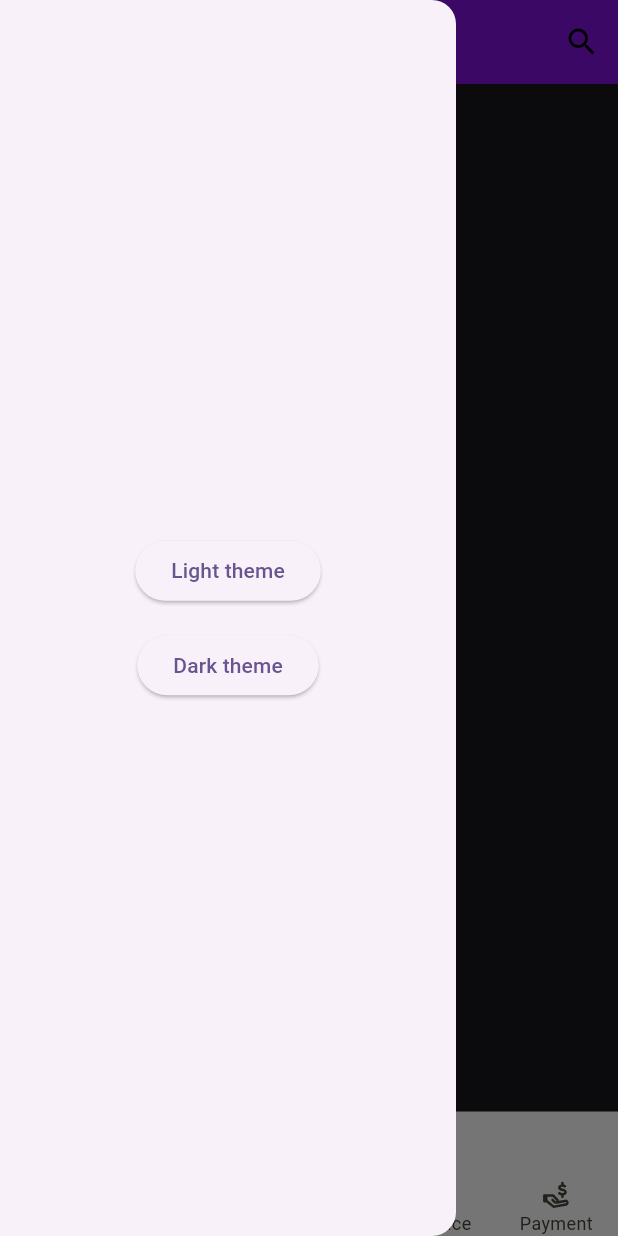
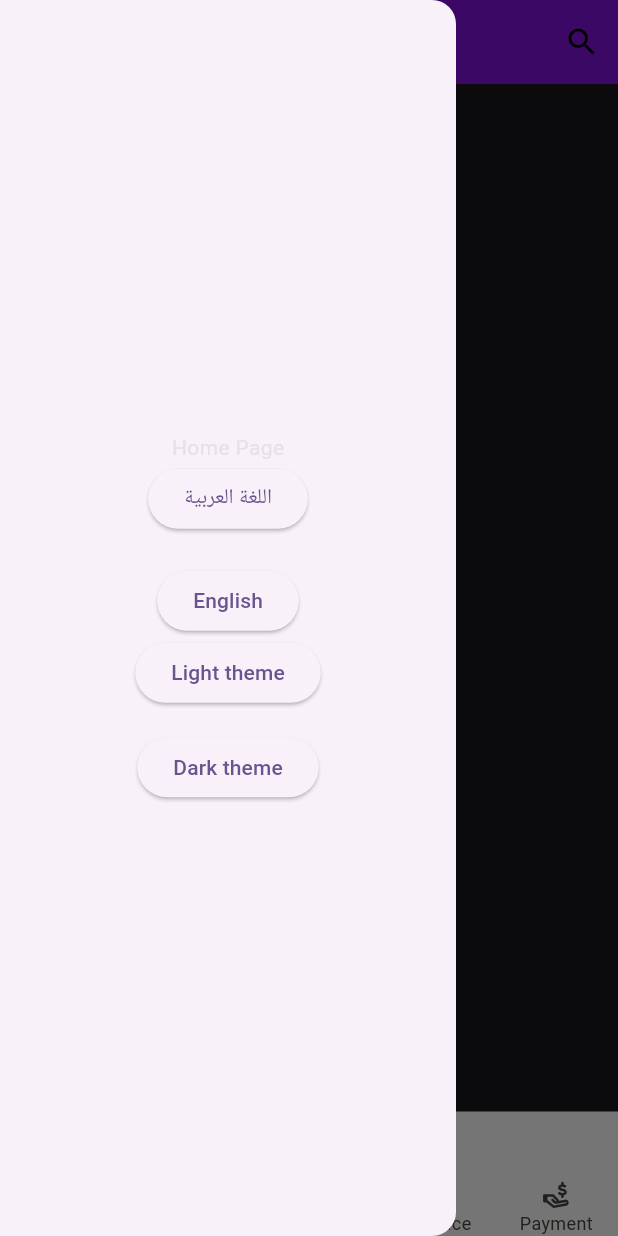
Before and after one commit to Fadyemil/Drosak_App, a Flutter app: the screen it shows after launch, with the side drawer open, on a phone screen of 412 x 824 dp. Run offline on Flutter 3.47's test engine with Material 3 defaults, Android fonts, the phone set to English and light mode, and no system bars; drawn by our look-alikes of curved_navigation_bar; our stand-ins replace animated_splash_screen, bloc, data_table_2, dropdown_button2, flutter_animate, flutter_bloc and 5 more; accounts and stored records are empty.

Commit message:
add len for App

```diff
--- /dev/null
+++ b/assets/lang/ar.json
@@ -0,0 +1,3 @@
+{
+    "home_page":"الصفحة الرئيسية"
+}
--- /dev/null
+++ b/assets/lang/en.json
@@ -0,0 +1,3 @@
+{
+    "home_page":"Home Page"
+}
--- /dev/null
+++ b/lib/business_logic_layer/app_lan/app_lan_cubit.dart
@@ -0,0 +1,33 @@
+import 'package:bloc/bloc.dart';
+import 'package:drosak/business_logic_layer/app_lan/lan_enums.dart';
+import 'package:drosak/data_layer/helper/sh_re.dart';
+import 'package:meta/meta.dart';
+
+part 'app_lan_state.dart';
+
+class AppLanCubit extends Cubit<AppLanState> {
+  AppLanCubit() : super(AppLanInitial());
+  appLanguageFunc(Languageenums eventType) {
+    switch (eventType) {
+      case Languageenums.Initial:
+        if (sharedPreferences!.getString('lang') != null) {
+          if (sharedPreferences!.getString('lang') == 'ar') {
+            emit(AppChangeLang(languageCode: 'ar'));
+          } else {
+            emit(AppChangeLang(languageCode: 'en'));
+          }
+        }
+
+        break;
+      case Languageenums.english:
+        sharedPreferences!.setString('lang', 'en');
+        emit(AppChangeLang(languageCode: 'en'));
+        break;
+      case Languageenums.arabic:
+        sharedPreferences!.setString('lang', 'ar');
+        emit(AppChangeLang(languageCode: 'ar'));
+        break;
+      default:
+    }
+  }
+}
--- /dev/null
+++ b/lib/business_logic_layer/app_lan/app_lan_state.dart
@@ -0,0 +1,12 @@
+part of 'app_lan_cubit.dart';
+
+@immutable
+sealed class AppLanState {}
+
+final class AppLanInitial extends AppLanState {}
+
+final class AppChangeLang extends AppLanState {
+  final String? languageCode;
+
+  AppChangeLang({this.languageCode});
+}
--- /dev/null
+++ b/lib/business_logic_layer/app_lan/lan_enums.dart
@@ -0,0 +1,5 @@
+enum Languageenums {
+  Initial,
+  arabic,
+  english,
+}
--- /dev/null
+++ b/lib/data_layer/helper/appLocalizations.dart
@@ -0,0 +1,64 @@
+// ignore_for_file: file_names
+
+import 'dart:convert'; // استيراد مكتبة التحويل بين النصوص و JSON
+
+import 'package:flutter/material.dart'; // استيراد مكتبة Flutter المخصصة لإنشاء الواجهات
+import 'package:flutter/services.dart'; // استيراد مكتبة التعامل مع الموارد الثابتة
+
+class AppLocalizations {
+  Locale? locale; // المتغير الخاص بتخزين لغة التطبيق
+
+  AppLocalizations({this.locale}); // المُنشئ لتعيين لغة التطبيق
+
+  //~ دالة ثابتة للحصول على كائن الترجمة من السياق الحالي
+  static AppLocalizations? of(BuildContext context) {
+    return Localizations.of<AppLocalizations>(context, AppLocalizations);
+  }
+
+  //~ المفوض الخاص بتحميل الترجمات
+  static LocalizationsDelegate<AppLocalizations> delegate =
+      _ApplocalizationsDelegate();
+
+  late Map<String, String> jsonStrings; // خريطة لتخزين الترجمات بعد تحميلها
+
+  //~ دالة لتحميل ملف الترجمة بصيغة JSON بناءً على لغة التطبيق
+  Future loadLangJson() async {
+    String strings = await rootBundle.loadString(
+      'assets/lang/${locale!.languageCode}.json', //~ تحميل ملف الترجمة المناسب
+    );
+    Map<String, dynamic> jsons = json.decode(strings); //~ تحويل النص إلى JSON
+    jsonStrings = jsons.map(
+      (key, value) => MapEntry(
+        key,
+        value.toString(),
+      ),
+    ); //~ تحويل JSON إلى خريطة من النصوص
+  }
+
+  //~ دالة لترجمة النصوص باستخدام المفتاح المعطى
+  String translate(String key) {
+    return jsonStrings[key] ??
+        ''; // ~إعادة النص المترجم أو نص فارغ إذا لم يكن المفتاح موجودًا
+  }
+}
+
+// المفوض الخاص بتحميل الترجمات
+class _ApplocalizationsDelegate
+    extends LocalizationsDelegate<AppLocalizations> {
+  @override
+  bool isSupported(Locale locale) {
+    return ['en', 'ar'].contains(locale.languageCode); //~ التحقق من دعم اللغة
+  }
+
+  @override
+  Future<AppLocalizations> load(Locale locale) async {
+    AppLocalizations applocalizations =
+        AppLocalizations(locale: locale); // إنشاء كائن الترجمة مع اللغة المحددة
+    await applocalizations.loadLangJson(); //~ تحميل ملف الترجمة
+    return applocalizations; //~ إعادة كائن الترجمة بعد التحميل
+  }
+
+  @override
+  bool shouldReload(covariant LocalizationsDelegate<AppLocalizations> old) =>
+      false; //~ تحديد ما إذا كان يجب إعادة تحميل الترجمات أم لا
+}
--- a/lib/main.dart
+++ b/lib/main.dart
@@ -1,6 +1,8 @@
 // ignore_for_file: unused_local_variable
 
 import 'package:animated_splash_screen/animated_splash_screen.dart';
+import 'package:drosak/business_logic_layer/app_lan/app_lan_cubit.dart';
+import 'package:drosak/business_logic_layer/app_lan/lan_enums.dart';
 import 'package:drosak/business_logic_layer/audience/audience_cubit.dart';
 import 'package:drosak/business_logic_layer/audience_add/audience_add_cubit.dart';
 import 'package:drosak/business_logic_layer/cubit/app_theme_cubit.dart';
@@ -14,6 +16,7 @@ import 'package:drosak/business_logic_layer/student/student_cubit.dart';
 import 'package:drosak/business_logic_layer/student_add/student_add_cubit.dart';
 // import 'package:drosak/business_logic_layer/theme/theme_bloc.dart';
 import 'package:drosak/core/const/color_const.dart';
+import 'package:drosak/data_layer/helper/appLocalizations.dart';
 import 'package:drosak/data_layer/helper/sh_re.dart';
 import 'package:drosak/data_layer/models/audience_model.dart';
 import 'package:drosak/data_layer/models/ed_st_model.dart';
@@ -26,6 +29,7 @@ import 'package:flutter/material.dart';
 import 'package:flutter_bloc/flutter_bloc.dart';
 import 'package:hive_flutter/adapters.dart';
 import 'package:shared_preferences/shared_preferences.dart';
+import 'package:flutter_localizations/flutter_localizations.dart';
 
 void main() async {
   WidgetsFlutterBinding.ensureInitialized();
@@ -51,6 +55,10 @@ class MyApp extends StatelessWidget {
       providers: [
         BlocProvider(
           create: (context) => AppThemeCubit()..ChangeTheme(Themestate.initial),
+        ),
+        BlocProvider(
+          create: (context) =>
+              AppLanCubit()..appLanguageFunc(Languageenums.Initial),
         ),
         BlocProvider(
           create: (context) => SelectPageCubit(),
@@ -79,23 +87,47 @@ class MyApp extends StatelessWidget {
       ],
       child: Builder(builder: (context) {
         var themeState = context.select((AppThemeCubit bloc) => bloc.state);
+        var langState = context.select((AppLanCubit bloc) => bloc.state);
         return MaterialApp(
+          locale: (langState is AppChangeLang)
+              ? (langState.languageCode == 'en')
+                  ? const Locale('en')
+                  : const Locale('ar')
+              : const Locale('en'),
+          supportedLocales: const [
+            Locale('en'), // English
+            Locale('ar'), // Arabic
+          ],
+          //~ Delegates for translating texts and UI elements
+          localizationsDelegates: [
+            AppLocalizations.delegate,
+            GlobalMaterialLocalizations.delegate,
+            GlobalWidgetsLocalizations.delegate,
+            GlobalCupertinoLocalizations.delegate,
+          ],
+          //~ Function to determine the preferred language based on user device settings
+          localeListResolutionCallback: (deviceLocale, supportedLocales) {
+            //~ Check supported languages and match them with the device language
+            for (var locale in supportedLocales) {
+              if (deviceLocale != null) {
+                Locale device = deviceLocale
+                    .first; //* Get the first preferred language on the device
+                if (device.languageCode == locale.languageCode) {
+                  return device; //* Return device language if supported
+                }
+              }
+            }
+            return supportedLocales
+                .first; //* Use default language if device language is not supported
+          },
           debugShowCheckedModeBanner: false,
           title: 'Flutter Demo',
+
           theme: (themeState is LightCubit) ? lightTheme() : darkTheme(),
-
-          // theme: ThemeData(
-          //   scaffoldBackgroundColor: ColorConst.kBlackColor,
-          //   appBarTheme: AppBarTheme(
-          //     color: ColorConst.kPrimaryColor,
-          //   ),
-          //   colorScheme: ColorScheme.fromSeed(seedColor: Colors.deepPurple),
-          //   useMaterial3: true,
-          // ),
           home: AnimatedSplashScreen(
               splashIconSize: MediaQuery.sizeOf(context).height,
               splashTransition: SplashTransition.fadeTransition,
-              splash: SplashScreen(),
+              splash: const SplashScreen(),
               nextScreen: const ApplicationPage()),
         );
       }),
@@ -105,21 +137,10 @@ class MyApp extends StatelessWidget {
   ThemeData lightTheme() {
     return ThemeData.light().copyWith(
       scaffoldBackgroundColor: Colors.white,
-      appBarTheme: AppBarTheme(
+      appBarTheme: const AppBarTheme(
         color: ColorConst.kPrimaryColor,
         titleTextStyle: TextStyle(color: Colors.black), // النص في الـ AppBar
       ),
-      // textTheme: TextTheme(
-      //     // bodyText1: TextStyle(color: Colors.black), // نصوص عادية
-      //     // bodyText2: TextStyle(color: Colors.black), // نصوص ثانوية
-      //     // أضف المزيد حسب الحاجة
-      //     ),
-      // colorScheme: ColorScheme.fromSeed(
-      //   seedColor: Colors.deepPurple,
-      //   primary: ColorConst.kPrimaryColor,
-      //   onPrimary: Colors.white,
-      //   secondary: Colors.deepPurpleAccent,
-      // ),
       useMaterial3: true,
     );
   }
@@ -127,7 +148,7 @@ class MyApp extends StatelessWidget {
   ThemeData darkTheme() {
     return ThemeData.dark().copyWith(
       scaffoldBackgroundColor: ColorConst.kBlackColor,
-      appBarTheme: AppBarTheme(
+      appBarTheme: const AppBarTheme(
         color: ColorConst.kPrimaryColor,
       ),
       colorScheme: ColorScheme.fromSeed(seedColor: Colors.deepPurple),
--- a/lib/presentation_layer/screen/appPage.dart
+++ b/lib/presentation_layer/screen/appPage.dart
@@ -1,7 +1,10 @@
+import 'package:drosak/business_logic_layer/app_lan/app_lan_cubit.dart';
+import 'package:drosak/business_logic_layer/app_lan/lan_enums.dart';
 import 'package:drosak/business_logic_layer/cubit/app_theme_cubit.dart';
 import 'package:drosak/business_logic_layer/cubit/themestate.dart';
 import 'package:drosak/business_logic_layer/select_page/select_page_cubit.dart';
 import 'package:drosak/business_logic_layer/select_page/select_page_state.dart';
+import 'package:drosak/data_layer/helper/appLocalizations.dart';
 // import 'package:drosak/business_logic_layer/theme/theme_bloc.dart';
 import 'package:drosak/presentation_layer/widget/home_widget/botton_navigi_bar.dart';
 import 'package:drosak/presentation_layer/widget/home_widget/get_page.dart';
@@ -20,30 +23,7 @@ class ApplicationPage extends StatelessWidget {
           return Scaffold(
             key: scaffoldKey,
             drawer: Drawer(
-              child: Container(
-                height: size.height,
-                width: size.width,
-                child: Column(
-                  mainAxisAlignment: MainAxisAlignment.center,
-                  children: [
-                    ElevatedButton(
-                        onPressed: () {
-                          context
-                              .read<AppThemeCubit>()
-                              .ChangeTheme(Themestate.light);
-                        },
-                        child: const Text('Light theme')),
-                    const SizedBox(height: 15),
-                    ElevatedButton(
-                        onPressed: () {
-                          context
-                              .read<AppThemeCubit>()
-                              .ChangeTheme(Themestate.dark);
-                        },
-                        child: const Text('Dark theme')),
-                  ],
-                ),
-              ),
+              child: DrawerWidget(size: size),
             ),
             body: getPage((state.index)),
             bottomNavigationBar: Container(
@@ -69,4 +49,55 @@ class ApplicationPage extends StatelessWidget {
   }
 }
 
+class DrawerWidget extends StatelessWidget {
+  const DrawerWidget({
+    super.key,
+    required this.size,
+  });
+
+  final Size size;
+
+  @override
+  Widget build(BuildContext context) {
+    return Container(
+      height: size.height,
+      width: size.width,
+      child: Column(
+        mainAxisAlignment: MainAxisAlignment.center,
+        children: [
+          Text(
+            AppLocalizations.of(context)?.translate('home_page') ?? '',
+          ),
+          ElevatedButton(
+            onPressed: () {
+              context.read<AppLanCubit>().appLanguageFunc(Languageenums.arabic);
+            },
+            child: const Text('اللغة العربية'),
+          ),
+          const SizedBox(height: 20),
+          ElevatedButton(
+            onPressed: () {
+              context
+                  .read<AppLanCubit>()
+                  .appLanguageFunc(Languageenums.english);
+            },
+            child: const Text('English'),
+          ),
+          ElevatedButton(
+              onPressed: () {
+                context.read<AppThemeCubit>().ChangeTheme(Themestate.light);
+              },
+              child: const Text('Light theme')),
+          const SizedBox(height: 15),
+          ElevatedButton(
+              onPressed: () {
+                context.read<AppThemeCubit>().ChangeTheme(Themestate.dark);
+              },
+              child: const Text('Dark theme')),
+        ],
+      ),
+    );
+  }
+}
+
 final GlobalKey<ScaffoldState> scaffoldKey = GlobalKey<ScaffoldState>();
--- a/pubspec.yaml
+++ b/pubspec.yaml
@@ -19,11 +19,13 @@ dependencies:
     sdk: flutter
   flutter_animate: ^4.5.0
   flutter_bloc: ^8.1.6
+  flutter_localizations:
+    sdk: flutter
   flutter_slidable: ^3.1.1
   flutter_svg: ^2.0.10+1
   hive: ^2.2.3
   hive_flutter: ^1.1.0
-  intl: ^0.17.0
+  intl: ^0.19.0
   shared_preferences: ^2.2.3
 
 dev_dependencies:
@@ -48,6 +50,7 @@ flutter:
   assets:
     - assets/
     - assets/images/
+    - assets/lang/
 
   fonts:
     - family: AA-GALAXY
```
Also changed, not shown: pubspec.lock.
